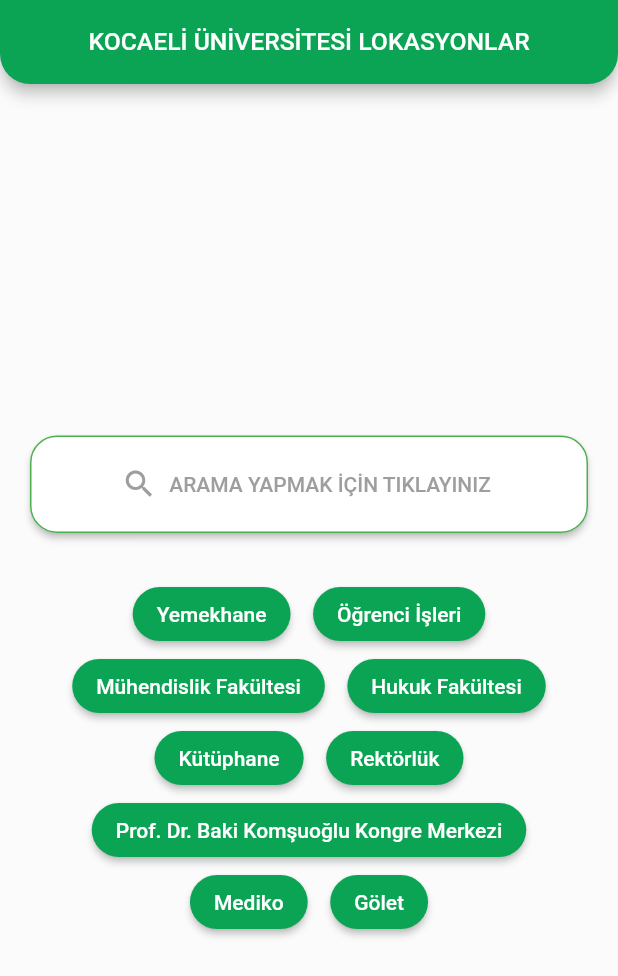
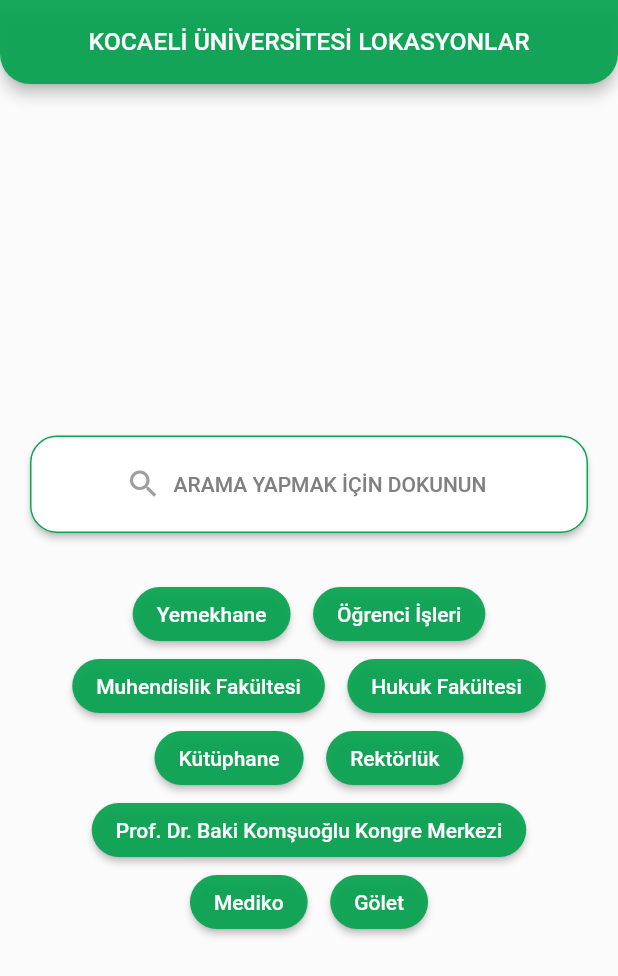
Before and after one commit to AlperenImam0glu/Kou-Navigation-project, a Flutter app: the screen it shows after launch, on a phone screen of 412 x 824 dp. Shown: the top 976 px of the screen. Run offline on Flutter 3.47's test engine with Material 2 defaults, Android fonts, the phone set to English and light mode, and no system bars; our stand-ins replace google_maps_flutter, location; missing offline and left inert: flutter_polyline_points.

Commit message:
proje kodlarındaki string ifadeler temiz hale getirildi

```diff
--- a/lib/models/welcome_page_models.dart
+++ b/lib/models/welcome_page_models.dart
@@ -16,8 +16,10 @@ class WelcomePageModels {
         LocationModels(name: "Kütüphane", lat: 40.821772, lng: 29.921733);
     LocationModels rektorluk =
         LocationModels(name: "Rektörlük", lat: 40.822693, lng: 29.922210);
-    LocationModels kongreMerkezi =
-        LocationModels(name: "Kongre Merkezi", lat: 40.822423, lng: 29.921349);
+    LocationModels kongreMerkezi = LocationModels(
+        name: "Prof. Dr. Baki Komşuoğlu Kongre Merkezi",
+        lat: 40.822423,
+        lng: 29.921349);
     LocationModels mediko =
         LocationModels(name: "Mediko", lat: 40.822255, lng: 29.927764);
     LocationModels golet =
--- a/lib/theme/light_theme.dart
+++ b/lib/theme/light_theme.dart
@@ -17,13 +17,13 @@ class LighTheme {
       ),
       scaffoldBackgroundColor: Color(0xFFfbfbfb),
       floatingActionButtonTheme: const FloatingActionButtonThemeData(
-          backgroundColor: Color(0xFF0ba354)),
+          backgroundColor: Color(0xFF0aa351)),
       buttonTheme: ButtonThemeData(
         colorScheme: ColorScheme.light(
-            onPrimary: Color(0xFF0ba354), onSecondary: _lightColor.blueMenia),
+            onPrimary: Color(0xFF0aa351), onSecondary: _lightColor.blueMenia),
       ),
       colorScheme: const ColorScheme.light(
-        primary: Color(0xFF0ba354),
+        primary: Color(0xFF00aa351),
       ),
       textTheme: ThemeData.light().textTheme.copyWith(
             subtitle1: TextStyle(fontSize: 25, color: _lightColor._textColor),
@@ -35,5 +35,5 @@ class LighTheme {
 class _LightColor {
   final Color _textColor = Color.fromARGB(255, 0, 0, 0);
   final Color blueMenia = const Color.fromARGB(95, 188, 248, 1);
-  final Color kouGreen = const Color(0xFF0ba354);
+  static Color kouGreen = const Color(0xFF0aa351);
 }
--- a/lib/views/welcome_page.dart
+++ b/lib/views/welcome_page.dart
@@ -14,11 +14,15 @@ class WelcomePageView extends StatefulWidget {
 class _WelcomePageViewState extends State<WelcomePageView> {
   static List<LocationModels> girisSayfasiModelleri =
       WelcomePageModels().models();
-  final String titleText = "KOCAELİ ÜNİVERSİTESİ LOKASYONLAR";
+
+  final String appBarTitleText = "KOCAELİ ÜNİVERSİTESİ LOKASYONLAR";
+  final String searchButtonText = "ARAMA YAPMAK İÇİN DOKUNUN";
+  final String aletDialogTextTitle = "Seçilen Lokasyon";
+  final String alertDialogAccept = "Konuma Git";
+  final String alertDialogCancel = "İptal";
+  final double peojectPadding = 20;
 
   final textFieldController = TextEditingController();
-
-  double width = 0;
 
   @override
   void initState() {
@@ -33,7 +37,7 @@ class _WelcomePageViewState extends State<WelcomePageView> {
         resizeToAvoidBottomInset: false,
         appBar: AppBar(
           title: Text(
-            titleText,
+            appBarTitleText,
             style: TextStyle(fontSize: MediaQuery.of(context).size.width / 25),
           ),
           centerTitle: true,
@@ -47,7 +51,7 @@ class _WelcomePageViewState extends State<WelcomePageView> {
                 child: SizedBox(),
               ),
               Padding(
-                padding: const EdgeInsets.symmetric(horizontal: 20.0),
+                padding: EdgeInsets.symmetric(horizontal: peojectPadding),
                 child: Container(
                   height: 65,
                   width: double.infinity,
@@ -117,15 +121,15 @@ class _WelcomePageViewState extends State<WelcomePageView> {
         color: Colors.grey,
       ),
       label: Text(
-        "ARAMA YAPMAK İÇİN TIKLAYINIZ",
-        style: TextStyle(color: Colors.grey),
+        searchButtonText,
+        style: TextStyle(color: Color.fromARGB(255, 128, 128, 128)),
       ),
       style: ButtonStyle(
           backgroundColor: MaterialStateProperty.all(Colors.white),
           shape: MaterialStateProperty.all<RoundedRectangleBorder>(
               RoundedRectangleBorder(
                   borderRadius: BorderRadius.circular(18.0),
-                  side: BorderSide(color: Colors.green)))),
+                  side: BorderSide(color: Color(0xFF0aa351))))),
     );
   }
 
@@ -133,20 +137,7 @@ class _WelcomePageViewState extends State<WelcomePageView> {
     return Row(
       mainAxisAlignment: MainAxisAlignment.center,
       children: [
-        ElevatedButton(
-          style: ButtonStyle(
-              shape: MaterialStateProperty.all<RoundedRectangleBorder>(
-                  RoundedRectangleBorder(
-            borderRadius: BorderRadius.circular(18.0),
-          ))),
-          onPressed: () {
-            Navigator.push(
-                context,
-                MaterialPageRoute(
-                    builder: (context) => MapView(locationModel: location)));
-          },
-          child: Text(firstText),
-        ),
+        _shortcutElevatedButton(location),
       ],
     );
   }
@@ -159,38 +150,63 @@ class _WelcomePageViewState extends State<WelcomePageView> {
     return Row(
       mainAxisAlignment: MainAxisAlignment.center,
       children: [
-        ElevatedButton(
+        _shortcutElevatedButton(firstLocation),
+        SizedBox(
+          width: 15,
+        ),
+        _shortcutElevatedButton(secondLocation),
+      ],
+    );
+  }
+
+  ElevatedButton _shortcutElevatedButton(LocationModels location) {
+    return ElevatedButton(
       style: ButtonStyle(
           shape: MaterialStateProperty.all<RoundedRectangleBorder>(
               RoundedRectangleBorder(
         borderRadius: BorderRadius.circular(18.0),
       ))),
       onPressed: () {
-            Navigator.push(
-                context,
-                MaterialPageRoute(
-                    builder: (context) =>
-                        MapView(locationModel: firstLocation)));
+        showDialog(
+          context: context,
+          builder: (_) => _aletDialog(location),
+        );
       },
-          child: Text(firstText),
-        ),
-        SizedBox(
-          width: 15,
+      child: Text(location.name!),
+    );
+  }
+
+  AlertDialog _aletDialog(LocationModels location) {
+    return AlertDialog(
+      title: Text(aletDialogTextTitle),
+      content: Text(location.name!),
+      actions: <Widget>[
+        Padding(
+          padding: EdgeInsets.symmetric(horizontal: peojectPadding),
+          child: Row(
+            mainAxisAlignment: MainAxisAlignment.spaceBetween,
+            children: [
+              ElevatedButton(
+                child: Text(alertDialogCancel),
+                style: ButtonStyle(
+                    backgroundColor: MaterialStateProperty.all<Color>(
+                        Color.fromARGB(255, 222, 97, 88))),
+                onPressed: () {
+                  Navigator.of(context, rootNavigator: true).pop();
+                },
               ),
               ElevatedButton(
-          style: ButtonStyle(
-              shape: MaterialStateProperty.all<RoundedRectangleBorder>(
-                  RoundedRectangleBorder(
-            borderRadius: BorderRadius.circular(18.0),
-          ))),
+                child: Text(alertDialogAccept),
                 onPressed: () {
                   Navigator.push(
                       context,
                       MaterialPageRoute(
                           builder: (context) =>
-                        MapView(locationModel: secondLocation)));
+                              MapView(locationModel: location)));
                 },
-          child: Text(secondText),
+              )
+            ],
+          ),
         ),
       ],
     );
```
Also changed, not shown: assets/locations.json (+18 -18 lines), lib/views/search_page_view.dart (+70 -20 lines). Lines whose indentation alone changed are shown as unchanged.
